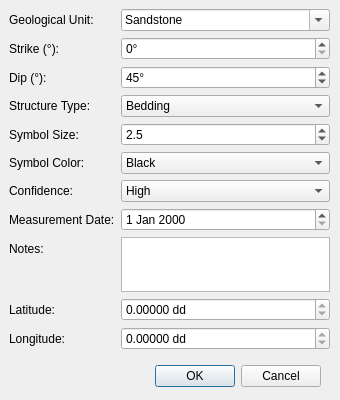
The window that striken_dip_dialog_base.ui (RogerDevForge/qgis-strikendip) describes before a commit, drawn with Qt 5.
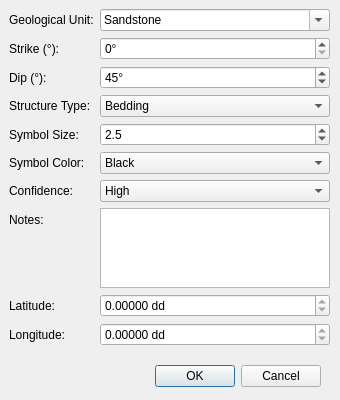
The same window after the commit.

```diff
--- a/striken_dip_dialog_base.ui
+++ b/striken_dip_dialog_base.ui
@@ -248,16 +248,6 @@
       </item>
      </widget>
     </item>
-    <item row="7" column="0">
-     <widget class="QLabel" name="dateLabel">
-      <property name="text">
-       <string>Measurement Date:</string>
-      </property>
-     </widget>
-    </item>
-    <item row="7" column="1">
-     <widget class="QDateEdit" name="dteMeasurement"/>
-    </item>
     <item row="8" column="0">
      <widget class="QLabel" name="notesLabel">
       <property name="text">
```
